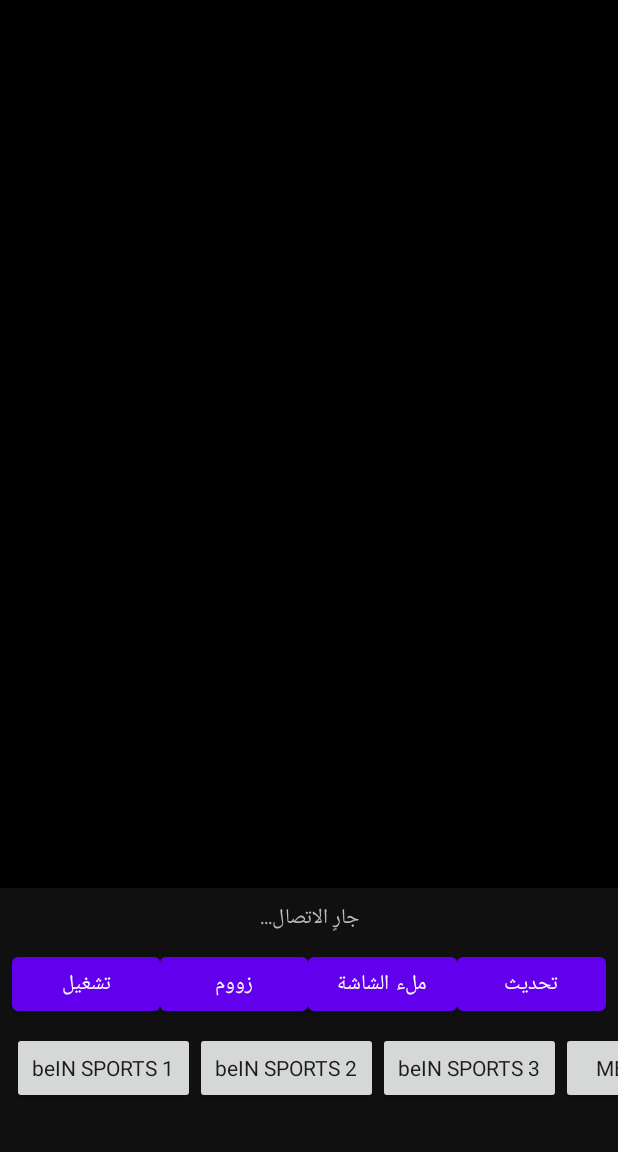
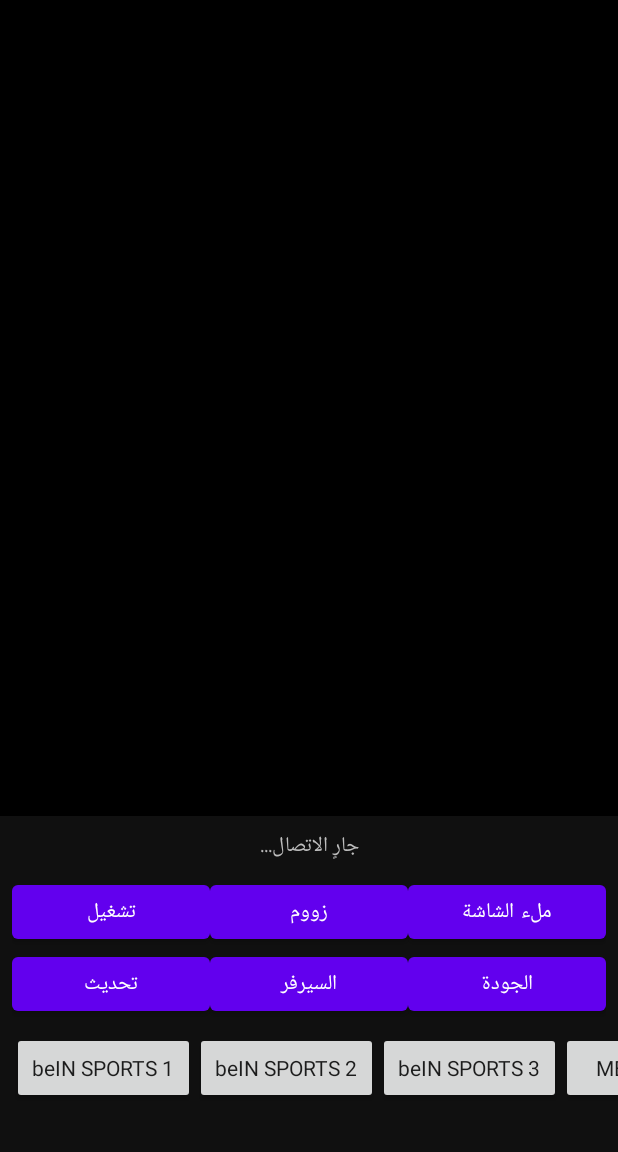
Before and after one commit to trekforbeer-lang/FIRAS-TV-Android, an Android app: the PlayerActivity screen opened directly, with no data from a screen before it, on a phone screen of 412 x 824 dp, the part 84-1236 px from its top. Run offline under Robolectric (Android 15) with nearby library versions, the phone set to English and light mode, and no system bars; pictures from the network do not load; 1 statement that could not run was skipped.

Commit message:
Add mobile-friendly server and quality buttons

```diff
--- a/app/src/main/res/layout/activity_player.xml
+++ b/app/src/main/res/layout/activity_player.xml
@@ -34,8 +34,15 @@
                 android:layout_weight="1" android:text="زووم" android:textAllCaps="false"/>
             <Button android:id="@+id/fullscreenButton" android:layout_width="0dp" android:layout_height="@dimen/player_control_size"
                 android:layout_weight="1" android:text="ملء الشاشة" android:textAllCaps="false"/>
+        </LinearLayout>
+        <LinearLayout android:layout_width="match_parent" android:layout_height="wrap_content"
+            android:gravity="center" android:orientation="horizontal" android:paddingLeft="8dp" android:paddingRight="8dp">
             <Button android:id="@+id/retryButton" android:layout_width="0dp" android:layout_height="@dimen/player_control_size"
                 android:layout_weight="1" android:text="تحديث" android:textAllCaps="false"/>
+            <Button android:id="@+id/serverButton" android:layout_width="0dp" android:layout_height="@dimen/player_control_size"
+                android:layout_weight="1" android:text="السيرفر" android:textAllCaps="false"/>
+            <Button android:id="@+id/qualityButton" android:layout_width="0dp" android:layout_height="@dimen/player_control_size"
+                android:layout_weight="1" android:text="الجودة" android:textAllCaps="false"/>
         </LinearLayout>
         <androidx.recyclerview.widget.RecyclerView android:id="@+id/channelList"
             android:layout_width="match_parent" android:layout_height="88dp"
```
